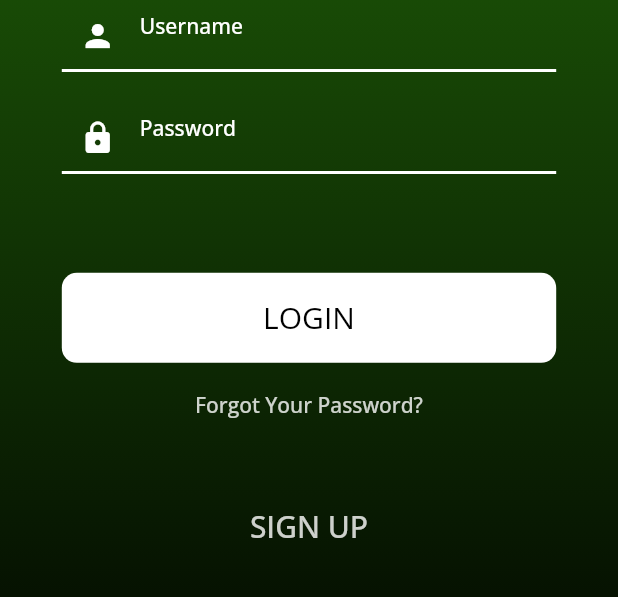
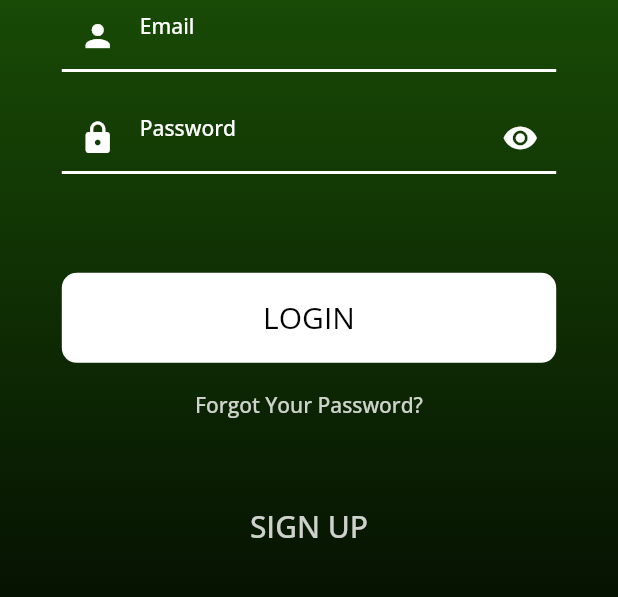
Before and after one commit to thesheerazali/flim_fusion, a Flutter app: the screen it shows after launch, on a phone screen of 412 x 824 dp, the part 445-1042 px from its top. Run offline on Flutter 3.47's test engine with Material 2 defaults, Android fonts, the phone set to English and light mode, and no system bars; our stand-ins replace cached_network_image, cloud_firestore, firebase_auth, firebase_core, floor, flutter_rating_bar and 5 more; accounts and stored records are empty; generated files the repository leaves out were written again.

Commit message:
show and hide password

```diff
--- a/lib/screens/auth/login_screen.dart
+++ b/lib/screens/auth/login_screen.dart
@@ -17,6 +17,7 @@ enum LoginType { email, phone }
 
 class _LoginScreenState extends State<LoginScreen> {
   bool isLoading = false;
+  bool _obscureText = true;
   LoginType _loginType = LoginType.email; // Default to email login
   // final _formKey = GlobalKey<FormState>();
   // TextEditingController emailController = TextEditingController();
@@ -59,7 +60,7 @@ class _LoginScreenState extends State<LoginScreen> {
       Get.snackbar("LOGIN", "successfully",
           snackPosition: SnackPosition.BOTTOM,
           backgroundColor: Colors.greenAccent.withOpacity(0.5));
-      Get.offNamed(mainScreen);
+      Get.offAllNamed(mainScreen);
     }).onError((error, stackTrace) {
       ToastMessage.toastMessage(error.toString());
       setState(() {
@@ -94,9 +95,9 @@ class _LoginScreenState extends State<LoginScreen> {
               TextFormField(
                 controller: _useremailController,
                 validator: _validateUsername,
-                style: TextStyle(color: Colors.white),
+                style: const TextStyle(color: Colors.white),
                 decoration: const InputDecoration(
-                  hintText: 'Username',
+                  hintText: 'Email',
                   hintStyle: TextStyle(color: Colors.white),
                   prefixIcon: Icon(
                     Icons.person,
@@ -122,28 +123,41 @@ class _LoginScreenState extends State<LoginScreen> {
               TextFormField(
                 controller: _passwordController,
                 validator: _validatePassword,
-                obscureText: true, // For password fields
-                style: TextStyle(color: Colors.white),
-                decoration: const InputDecoration(
+                obscureText: _obscureText, // For password fields
+                style: const TextStyle(color: Colors.white),
+                decoration: InputDecoration(
                   hintText: 'Password',
-                  hintStyle: TextStyle(color: Colors.white),
-                  prefixIcon: Icon(
+                  hintStyle: const TextStyle(
+                    color: Colors.white,
+                  ),
+                  prefixIcon: const Icon(
                     Icons.lock,
                     color: Colors.white,
                   ),
                   alignLabelWithHint: true,
-                  focusedBorder: UnderlineInputBorder(
+                  focusedBorder: const UnderlineInputBorder(
                     borderSide: BorderSide(
                       color:
                           Colors.white, // Color of the bottom line when focused
                       width: 2.0, // Thickness of the bottom line when focused
                     ),
                   ),
-                  enabledBorder: UnderlineInputBorder(
+                  enabledBorder: const UnderlineInputBorder(
                     borderSide: BorderSide(
                         color: Colors.white,
                         width: 2 // Color of the bottom line when unfocused
                         ),
+                  ),
+                  suffixIcon: IconButton(
+                    icon: Icon(
+                      _obscureText ? Icons.visibility : Icons.visibility_off,
+                      color: Colors.white,
+                    ),
+                    onPressed: () {
+                      setState(() {
+                        _obscureText = !_obscureText;
+                      });
+                    },
                   ),
                 ),
               ),
@@ -179,7 +193,7 @@ class _LoginScreenState extends State<LoginScreen> {
                 height: Get.height * .005,
               ),
               TextButton(
-                onPressed: () =>forgetPassowrdDialog(),
+                onPressed: () => forgetPassowrdDialog(),
                 child: Text(
                   "Forgot Your Password?",
                   style: TextStyle(
@@ -228,10 +242,11 @@ class _LoginScreenState extends State<LoginScreen> {
     );
   }
 
-   Future<void> sendPasswordResetEmail(String email) async {
+  Future<void> sendPasswordResetEmail(String email) async {
     try {
       await FirebaseAuth.instance.sendPasswordResetEmail(email: email);
-      Get.snackbar("Password Reset Email Sent", "Check your email for password reset instructions.",
+      Get.snackbar("Password Reset Email Sent",
+          "Check your email for password reset instructions.",
           snackPosition: SnackPosition.BOTTOM,
           backgroundColor: Colors.greenAccent.withOpacity(0.7));
     } catch (error) {
@@ -241,16 +256,16 @@ class _LoginScreenState extends State<LoginScreen> {
     }
   }
 
-  void forgetPassowrdDialog(){
-     showDialog(
+  void forgetPassowrdDialog() {
+    showDialog(
       context: context,
       builder: (BuildContext context) {
         TextEditingController emailController = TextEditingController();
         return AlertDialog(
-          title: Text("Forgot Password"),
+          title: const Text("Forgot Password"),
           content: TextField(
             controller: emailController,
-            decoration: InputDecoration(
+            decoration: const InputDecoration(
               labelText: "Enter your email",
             ),
           ),
@@ -259,7 +274,7 @@ class _LoginScreenState extends State<LoginScreen> {
               onPressed: () {
                 Navigator.of(context).pop();
               },
-              child: Text("Cancel"),
+              child: const Text("Cancel"),
             ),
             TextButton(
               onPressed: () {
@@ -269,7 +284,7 @@ class _LoginScreenState extends State<LoginScreen> {
                   Navigator.of(context).pop();
                 }
               },
-              child: Text("Reset Password"),
+              child: const Text("Reset Password"),
             ),
           ],
         );
```
